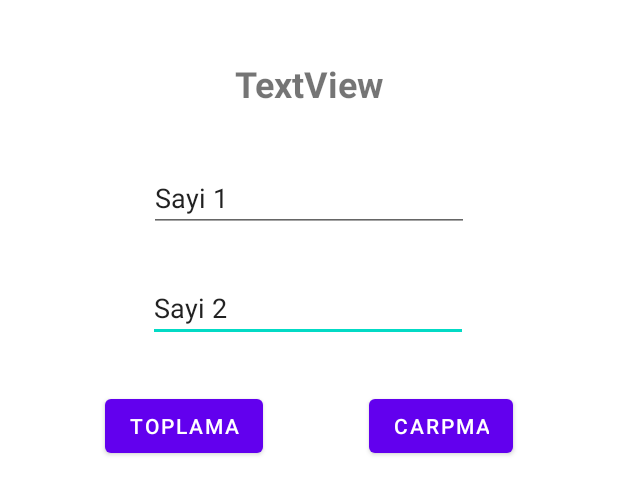
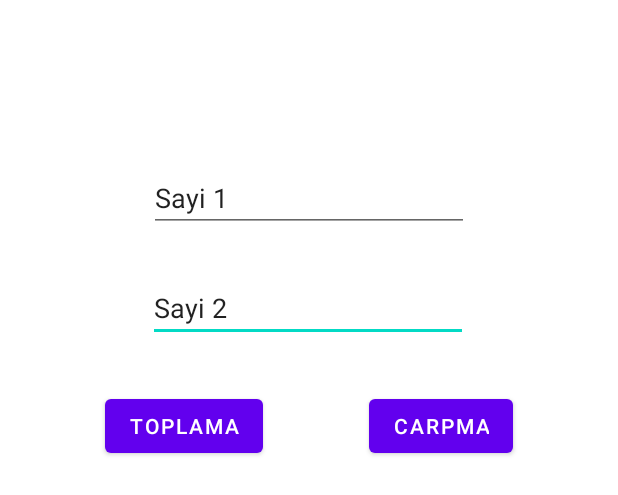
Before and after one commit to Orhun-Ozdemir/KotlinMVVM, an Android app: the layout activity_main.xml on its own in the app's theme, with its tools: preview values and no code run, on a phone screen of 412 x 824 dp. Shown: the top 495 px of the screen. Run offline under Robolectric (Android 15) with nearby library versions, the phone set to English and light mode, and no system bars.

Commit message:
DataBinding kullanrak Görsel Nesneler kaldırıldı MainActivityde

```diff
--- a/app/src/main/res/layout/activity_main.xml
+++ b/app/src/main/res/layout/activity_main.xml
@@ -6,6 +6,8 @@
 
         <variable
             name="mainActivityNesnesi" type="com.example.mvvmkullanimi.MainActivity" />
+
+        <variable name="hesaplamaSonucu" type="String" />
     </data>
 <androidx.constraintlayout.widget.ConstraintLayout
     android:layout_width="match_parent"
@@ -17,7 +19,7 @@
         android:layout_width="wrap_content"
         android:layout_height="wrap_content"
         android:layout_marginTop="39dp"
-        android:text="TextView"
+        android:text="@{hesaplamaSonucu}"
         android:textSize="24sp"
         android:textStyle="bold"
         app:layout_constraintEnd_toEndOf="parent"
```
Also changed, not shown: app/src/main/java/com/example/mvvmkullanimi/MainActivity.kt (+4 -8 lines).
